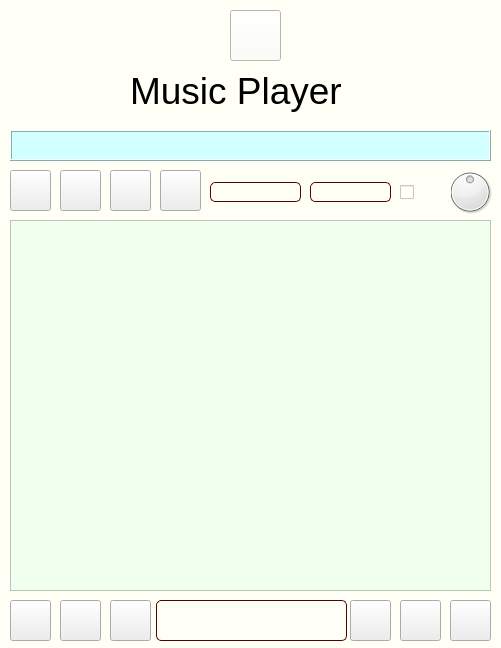
Before: the Qt Designer form DIALOG/player.ui in dimanchik79/Play-Music, drawn with Qt 5.
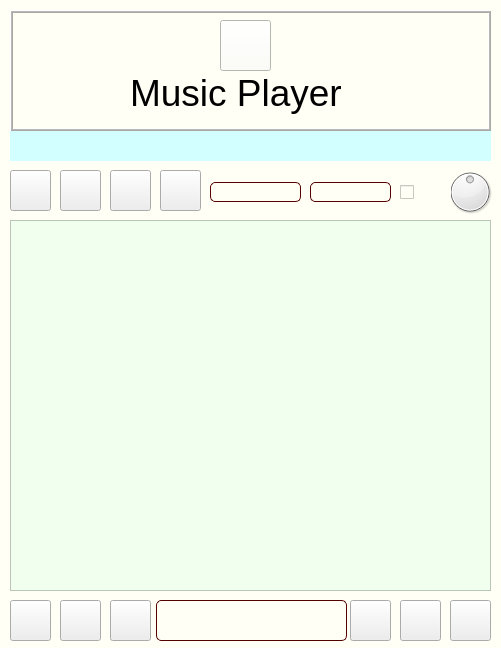
After: the same form once the commit is applied. Icons and pictures are not drawn.

The edit to the form file:
```diff
--- a/DIALOG/player.ui
+++ b/DIALOG/player.ui
@@ -494,7 +494,7 @@
      <enum>QFrame::Raised</enum>
     </property>
     <property name="lineWidth">
-     <number>1</number>
+     <number>0</number>
     </property>
     <property name="midLineWidth">
      <number>0</number>
@@ -513,13 +513,31 @@
      <string notr="true">background-color: rgb(241, 255, 239)</string>
     </property>
    </widget>
+   <widget class="QFrame" name="frame">
+    <property name="geometry">
+     <rect>
+      <x>10</x>
+      <y>10</y>
+      <width>481</width>
+      <height>121</height>
+     </rect>
+    </property>
+    <property name="frameShape">
+     <enum>QFrame::Box</enum>
+    </property>
+    <property name="frameShadow">
+     <enum>QFrame::Raised</enum>
+    </property>
+    <property name="midLineWidth">
+     <number>1</number>
+    </property>
    <widget class="QLabel" name="label">
     <property name="geometry">
      <rect>
-      <x>130</x>
-      <y>60</y>
+       <x>120</x>
+       <y>53</y>
       <width>261</width>
-      <height>61</height>
+       <height>60</height>
      </rect>
     </property>
     <property name="font">
@@ -537,7 +555,7 @@
    <widget class="QPushButton" name="git">
     <property name="geometry">
      <rect>
-      <x>230</x>
+       <x>210</x>
       <y>10</y>
       <width>51</width>
       <height>51</height>
@@ -556,6 +574,7 @@
       <height>48</height>
      </size>
     </property>
+    </widget>
    </widget>
   </widget>
  </widget>
```
Lines whose indentation alone changed are shown as unchanged.
